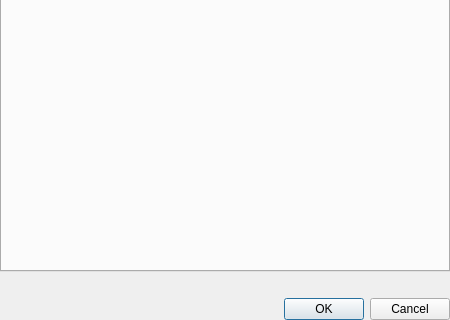
This is client/src/ui/dialogs/preferences_dialog.ui in networkoptix/nx_open as Qt 5 draws it before an edit; both pictures show x 0 to 450 and y 320 to 640 of the 450 by 640 pixel window. The edited form follows.
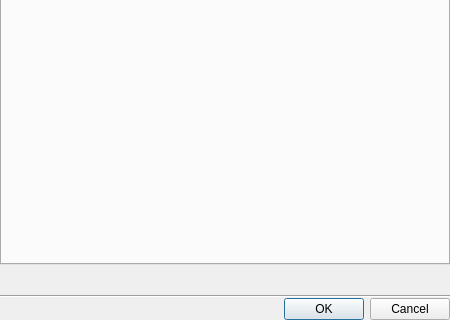
This is the edited form.

Commit message:
VMS-2217: Separator for button box in Local Settings.
<==== Mercurial data ====>
Branch: dev_2.6.0_gui

Diff of the .ui file:
```diff
--- a/client/src/ui/dialogs/preferences_dialog.ui
+++ b/client/src/ui/dialogs/preferences_dialog.ui
@@ -19,7 +19,10 @@
   <property name="windowTitle">
    <string>Local Settings</string>
   </property>
-  <layout class="QVBoxLayout" name="verticalLayout" stretch="1,0,0">
+  <layout class="QVBoxLayout" name="verticalLayout" stretch="1,0,0,0,0">
+   <property name="spacing">
+    <number>0</number>
+   </property>
    <property name="leftMargin">
     <number>0</number>
    </property>
@@ -36,9 +39,39 @@
     <widget class="QTabWidget" name="tabWidget"/>
    </item>
    <item>
-    <widget class="QLabel" name="readOnlyWarningLabel">
-     <property name="text">
-      <string/>
+    <layout class="QHBoxLayout" name="readOnlyLabelLayout">
+     <property name="leftMargin">
+      <number>16</number>
+     </property>
+     <property name="rightMargin">
+      <number>16</number>
+     </property>
+     <item>
+      <widget class="QLabel" name="readOnlyWarningLabel">
+       <property name="text">
+        <string/>
+       </property>
+      </widget>
+     </item>
+    </layout>
+   </item>
+   <item>
+    <spacer name="verticalSpacer">
+     <property name="orientation">
+      <enum>Qt::Vertical</enum>
+     </property>
+     <property name="sizeHint" stdset="0">
+      <size>
+       <width>20</width>
+       <height>16</height>
+      </size>
+     </property>
+    </spacer>
+   </item>
+   <item>
+    <widget class="Line" name="line">
+     <property name="orientation">
+      <enum>Qt::Horizontal</enum>
      </property>
     </widget>
    </item>
```
